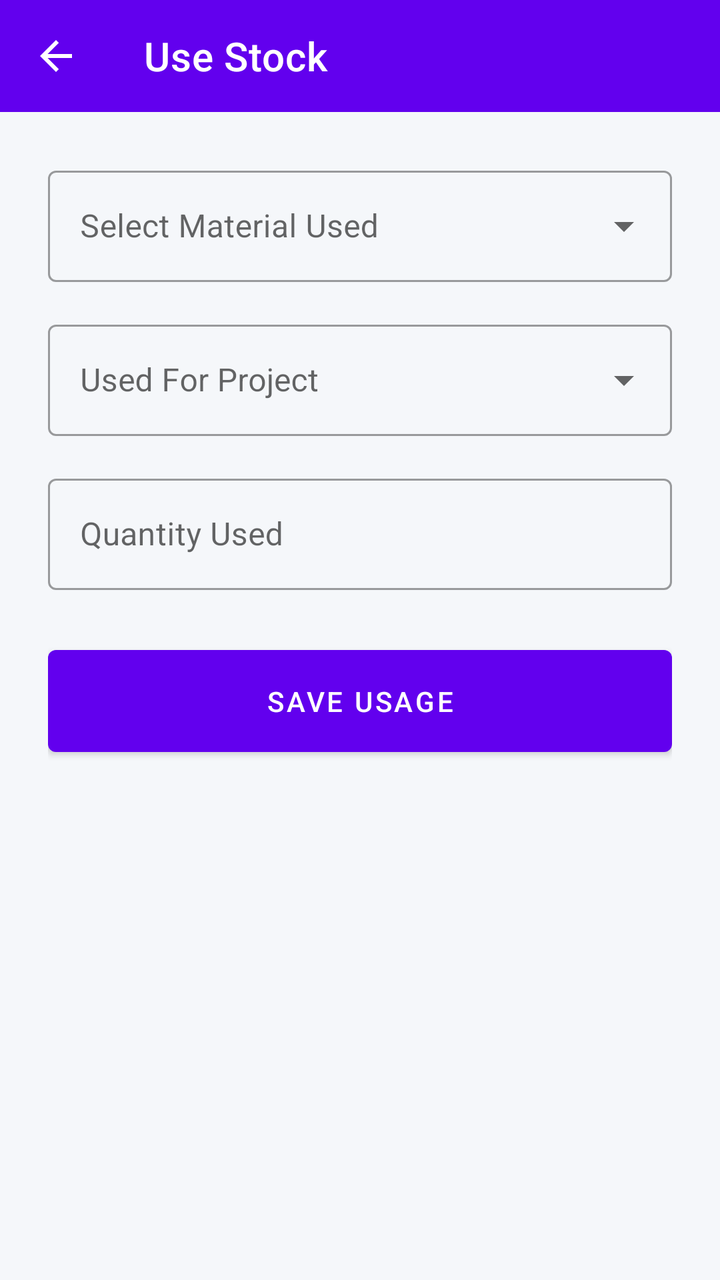
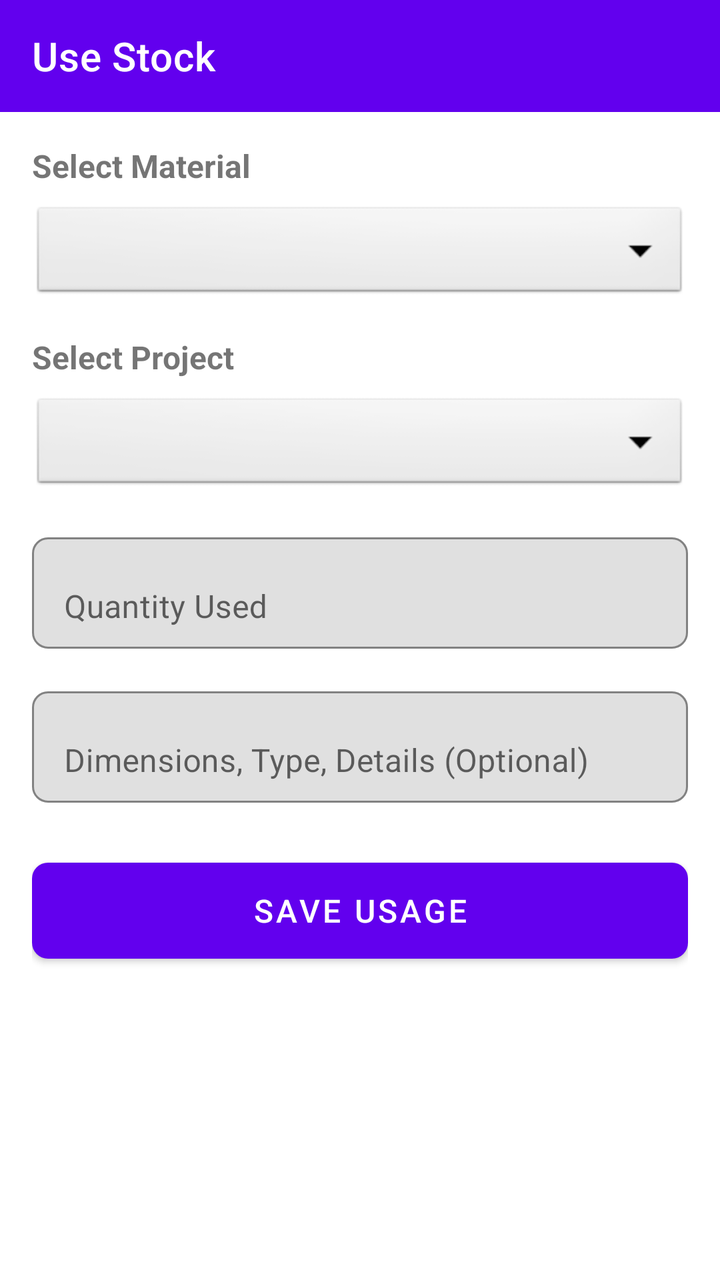

An Android layout rendered at two revisions. The XML below is the earlier revision; the diff shows what the commit changed to produce the second picture.
<!-- AndroidManifest.xml: application theme Theme.ProBuilder -->
<!-- res/layout/activity_use_stock.xml -->
<?xml version="1.0" encoding="utf-8"?>
<LinearLayout xmlns:android="http://schemas.android.com/apk/res/android"
    xmlns:app="http://schemas.android.com/apk/res-auto"
    xmlns:tools="http://schemas.android.com/tools"
    android:layout_width="match_parent"
    android:layout_height="match_parent"
    android:orientation="vertical"
    android:background="#F5F7FA"
    tools:context=".UseStockActivity">

    <com.google.android.material.appbar.AppBarLayout
        android:layout_width="match_parent"
        android:layout_height="wrap_content">

        <androidx.appcompat.widget.Toolbar
            android:id="@+id/toolbar"
            android:layout_width="match_parent"
            android:layout_height="?attr/actionBarSize"
            app:title="Use Stock"
            app:navigationIcon="@drawable/ic_arrow_back"
            app:titleTextColor="@android:color/white" />

    </com.google.android.material.appbar.AppBarLayout>

    <LinearLayout
        android:layout_width="match_parent"
        android:layout_height="wrap_content"
        android:orientation="vertical"
        android:padding="24dp">

        <com.google.android.material.textfield.TextInputLayout
            style="@style/Widget.MaterialComponents.TextInputLayout.OutlinedBox.ExposedDropdownMenu"
            android:layout_width="match_parent"
            android:layout_height="wrap_content"
            android:layout_marginBottom="16dp"
            android:hint="Select Material Used">

            <AutoCompleteTextView
                android:id="@+id/actvMaterial"
                android:layout_width="match_parent"
                android:layout_height="wrap_content"
                android:inputType="none" />

        </com.google.android.material.textfield.TextInputLayout>
        
        <com.google.android.material.textfield.TextInputLayout
            style="@style/Widget.MaterialComponents.TextInputLayout.OutlinedBox.ExposedDropdownMenu"
            android:layout_width="match_parent"
            android:layout_height="wrap_content"
            android:layout_marginBottom="16dp"
            android:hint="Used For Project">

            <AutoCompleteTextView
                android:id="@+id/actvProject"
                android:layout_width="match_parent"
                android:layout_height="wrap_content"
                android:inputType="none" />

        </com.google.android.material.textfield.TextInputLayout>

        <com.google.android.material.textfield.TextInputLayout
            style="@style/Widget.MaterialComponents.TextInputLayout.OutlinedBox"
            android:layout_width="match_parent"
            android:layout_height="wrap_content"
            android:layout_marginBottom="24dp"
            android:hint="Quantity Used">

            <com.google.android.material.textfield.TextInputEditText
                android:id="@+id/etQuantity"
                android:layout_width="match_parent"
                android:layout_height="wrap_content"
                android:inputType="numberDecimal" />

        </com.google.android.material.textfield.TextInputLayout>

        <com.google.android.material.button.MaterialButton
            android:id="@+id/btnSaveUsage"
            android:layout_width="match_parent"
            android:layout_height="wrap_content"
            android:padding="16dp"
            android:text="Save Usage" />

    </LinearLayout>

</LinearLayout>
<!-- resources referenced by this layout -->
<resources>
  <!-- drawable ic_arrow_back (drawable) -->
  <?xml version="1.0" encoding="utf-8"?>
  <vector xmlns:android="http://schemas.android.com/apk/res/android"
      android:width="24dp"
      android:height="24dp"
      android:viewportWidth="24"
      android:viewportHeight="24">
      <path
          android:fillColor="#FFFFFF"
          android:pathData="M20,11H7.83l5.59,-5.59L12,4l-8,8l8,8l1.41,-1.41L7.83,13H20v-2z" />
  </vector>
  <style name="Theme.ProBuilder" parent="Theme.MaterialComponents.Light.NoActionBar">
          
          <item name="colorPrimary">@color/colorPrimary</item>
          <item name="colorPrimaryVariant">@color/colorPrimaryDark</item>
          <item name="colorOnPrimary">@color/white</item>
          
          <item name="colorSecondary">@color/colorAccent</item>
          <item name="colorSecondaryVariant">@color/colorAccent</item>
          <item name="colorOnSecondary">@color/white</item>
          
          <item name="android:statusBarColor">?attr/colorPrimaryVariant</item>
      </style>
  <color name="colorPrimary">#6200EE</color>
  <color name="colorPrimaryDark">#3700B3</color>
  <color name="white">#FFFFFF</color>
  <color name="colorAccent">#03DAC5</color>
</resources>

<!-- the commit's change to res/layout/activity_use_stock.xml (unified diff, before → after) -->
@@ -5,81 +5,103 @@
     android:layout_width="match_parent"
     android:layout_height="match_parent"
     android:orientation="vertical"
-    android:background="#F5F7FA"
+    android:background="@android:color/white"
     tools:context=".UseStockActivity">
 
-    <com.google.android.material.appbar.AppBarLayout
+    <androidx.appcompat.widget.Toolbar
+        android:id="@+id/toolbar"
         android:layout_width="match_parent"
-        android:layout_height="wrap_content">
+        android:layout_height="?attr/actionBarSize"
+        android:background="?attr/colorPrimary"
+        android:theme="@style/ThemeOverlay.AppCompat.Dark.ActionBar"
+        app:popupTheme="@style/ThemeOverlay.AppCompat.Light"
+        app:title="Use Stock"
+        app:titleTextColor="@android:color/white" />
 
-        <androidx.appcompat.widget.Toolbar
-            android:id="@+id/toolbar"
-            android:layout_width="match_parent"
-            android:layout_height="?attr/actionBarSize"
-            app:title="Use Stock"
-            app:navigationIcon="@drawable/ic_arrow_back"
-            app:titleTextColor="@android:color/white" />
+    <ScrollView
+        android:layout_width="match_parent"
+        android:layout_height="match_parent"
+        android:padding="16dp">
 
-    </com.google.android.material.appbar.AppBarLayout>
-
-    <LinearLayout
-        android:layout_width="match_parent"
-        android:layout_height="wrap_content"
-        android:orientation="vertical"
-        android:padding="24dp">
-
-        <com.google.android.material.textfield.TextInputLayout
-            style="@style/Widget.MaterialComponents.TextInputLayout.OutlinedBox.ExposedDropdownMenu"
+        <LinearLayout
             android:layout_width="match_parent"
             android:layout_height="wrap_content"
-            android:layout_marginBottom="16dp"
-            android:hint="Select Material Used">
+            android:orientation="vertical">
 
-            <AutoCompleteTextView
-                android:id="@+id/actvMaterial"
+            <TextView
+                android:layout_width="wrap_content"
+                android:layout_height="wrap_content"
+                android:text="Select Material"
+                android:textSize="16sp"
+                android:textStyle="bold"
+                android:layout_marginBottom="8dp"/>
+
+            <Spinner
+                android:id="@+id/spinnerMaterial"
+                android:layout_width="match_parent"
+                android:layout_height="50dp"
+                android:background="@android:drawable/btn_dropdown"
+                android:layout_marginBottom="16dp" />
+
+            <TextView
+                android:layout_width="wrap_content"
+                android:layout_height="wrap_content"
+                android:text="Select Project"
+                android:textSize="16sp"
+                android:textStyle="bold"
+                android:layout_marginBottom="8dp"/>
+
+            <Spinner
+                android:id="@+id/spinnerProject"
+                android:layout_width="match_parent"
+                android:layout_height="50dp"
+                android:background="@android:drawable/btn_dropdown"
+                android:layout_marginBottom="16dp" />
+
+            <com.google.android.material.textfield.TextInputLayout
                 android:layout_width="match_parent"
                 android:layout_height="wrap_content"
-                android:inputType="none" />
+                android:layout_marginBottom="16dp"
+                app:boxBackgroundMode="outline"
+                app:boxCornerRadiusTopStart="8dp"
+                app:boxCornerRadiusTopEnd="8dp"
+                app:boxCornerRadiusBottomStart="8dp"
+                app:boxCornerRadiusBottomEnd="8dp">
 
-        </com.google.android.material.textfield.TextInputLayout>
-        
-        <com.google.android.material.textfield.TextInputLayout
-            style="@style/Widget.MaterialComponents.TextInputLayout.OutlinedBox.ExposedDropdownMenu"
-            android:layout_width="match_parent"
-            android:layout_height="wrap_content"
-            android:layout_marginBottom="16dp"
-            android:hint="Used For Project">
-
-            <AutoCompleteTextView
-                android:id="@+id/actvProject"
+                <com.google.android.material.textfield.TextInputEditText
+                    android:id="@+id/etQuantity"
+                    android:layout_width="match_parent"
+                    android:layout_height="wrap_content"
+                    android:hint="Quantity Used"
+                    android:inputType="number" />
+            </com.google.android.material.textfield.TextInputLayout>
+            
+            <com.google.android.material.textfield.TextInputLayout
                 android:layout_width="match_parent"
                 android:layout_height="wrap_content"
-                android:inputType="none" />
+                android:layout_marginBottom="24dp"
+                app:boxBackgroundMode="outline"
+                app:boxCornerRadiusTopStart="8dp"
+                app:boxCornerRadiusTopEnd="8dp"
+                app:boxCornerRadiusBottomStart="8dp"
+                app:boxCornerRadiusBottomEnd="8dp">
 
-        </com.google.android.material.textfield.TextInputLayout>
+                <com.google.android.material.textfield.TextInputEditText
+                    android:id="@+id/etSpecifications"
+                    android:layout_width="match_parent"
+                    android:layout_height="wrap_content"
+                    android:hint="Dimensions, Type, Details (Optional)"
+                    android:inputType="text" />
+            </com.google.android.material.textfield.TextInputLayout>
 
-        <com.google.android.material.textfield.TextInputLayout
-            style="@style/Widget.MaterialComponents.TextInputLayout.OutlinedBox"
-            android:layout_width="match_parent"
-            android:layout_height="wrap_content"
-            android:layout_marginBottom="24dp"
-            android:hint="Quantity Used">
+            <Button
+                android:id="@+id/btnSaveUsage"
+                android:layout_width="match_parent"
+                android:layout_height="60dp"
+                android:text="Save Usage"
+                android:textSize="16sp"
+                app:cornerRadius="8dp"/>
 
-            <com.google.android.material.textfield.TextInputEditText
-                android:id="@+id/etQuantity"
-                android:layout_width="match_parent"
-                android:layout_height="wrap_content"
-                android:inputType="numberDecimal" />
-
-        </com.google.android.material.textfield.TextInputLayout>
-
-        <com.google.android.material.button.MaterialButton
-            android:id="@+id/btnSaveUsage"
-            android:layout_width="match_parent"
-            android:layout_height="wrap_content"
-            android:padding="16dp"
-            android:text="Save Usage" />
-
-    </LinearLayout>
-
+        </LinearLayout>
+    </ScrollView>
 </LinearLayout>
<!-- resource entries referenced after the edit -->
@@ -1,16 +1,5 @@
 <!-- resources referenced by this layout -->
 <resources>
-  <!-- drawable ic_arrow_back (drawable) -->
-  <?xml version="1.0" encoding="utf-8"?>
-  <vector xmlns:android="http://schemas.android.com/apk/res/android"
-      android:width="24dp"
-      android:height="24dp"
-      android:viewportWidth="24"
-      android:viewportHeight="24">
-      <path
-          android:fillColor="#FFFFFF"
-          android:pathData="M20,11H7.83l5.59,-5.59L12,4l-8,8l8,8l1.41,-1.41L7.83,13H20v-2z" />
-  </vector>
   <style name="Theme.ProBuilder" parent="Theme.MaterialComponents.Light.NoActionBar">
           
           <item name="colorPrimary">@color/colorPrimary</item>
@@ -22,10 +11,17 @@
           <item name="colorOnSecondary">@color/white</item>
           
           <item name="android:statusBarColor">?attr/colorPrimaryVariant</item>
+          <item name="android:windowAnimationStyle">@style/WindowAnimationTransition</item>
       </style>
   <color name="colorPrimary">#6200EE</color>
   <color name="colorPrimaryDark">#3700B3</color>
   <color name="white">#FFFFFF</color>
   <color name="colorAccent">#03DAC5</color>
+  <style name="WindowAnimationTransition">
+          <item name="android:activityOpenEnterAnimation">@anim/slide_in_right</item>
+          <item name="android:activityOpenExitAnimation">@anim/slide_out_left</item>
+          <item name="android:activityCloseEnterAnimation">@anim/slide_in_left</item>
+          <item name="android:activityCloseExitAnimation">@anim/slide_out_right</item>
+      </style>
 </resources>
 
